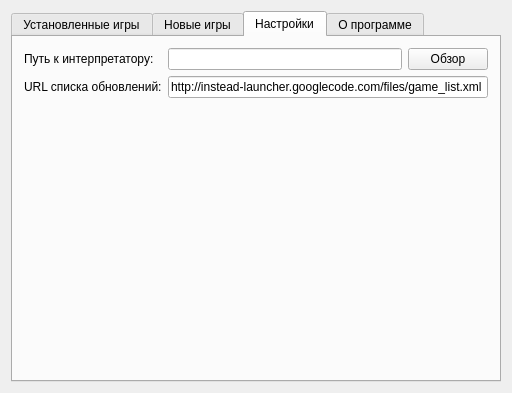
Before: the Qt Designer form mainwindow.ui in instead-hub/instead-launcher, drawn with Qt 5.
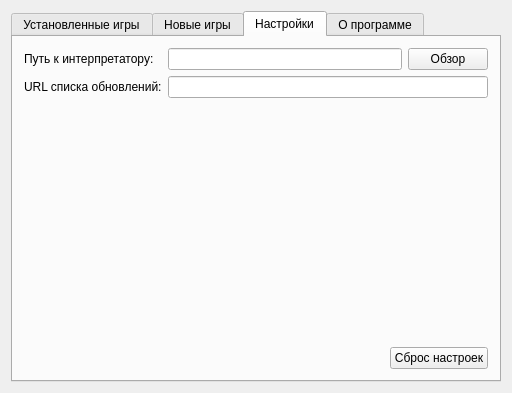
After: the same form once the commit is applied. The open tabs and pages were chosen to show the change.

What changed in the file:
```diff
--- a/mainwindow.ui
+++ b/mainwindow.ui
@@ -170,7 +170,7 @@
           <item row="1" column="1">
            <widget class="QLineEdit" name="lineUpdateUrl">
             <property name="text">
-             <string>http://instead-launcher.googlecode.com/files/game_list.xml</string>
+             <string/>
             </property>
            </widget>
           </item>
@@ -189,6 +189,30 @@
           </property>
          </spacer>
         </item>
+        <item>
+         <layout class="QHBoxLayout" name="horizontalLayout_4">
+          <item>
+           <spacer name="horizontalSpacer_3">
+            <property name="orientation">
+             <enum>Qt::Horizontal</enum>
+            </property>
+            <property name="sizeHint" stdset="0">
+             <size>
+              <width>40</width>
+              <height>20</height>
+             </size>
+            </property>
+           </spacer>
+          </item>
+          <item>
+           <widget class="QPushButton" name="resetPushButton">
+            <property name="text">
+             <string>Сброс настроек</string>
+            </property>
+           </widget>
+          </item>
+         </layout>
+        </item>
        </layout>
       </widget>
       <widget class="QWidget" name="tabAbout">
```
Left out of the diff: 6 changed lines with no effect on the pictures.
